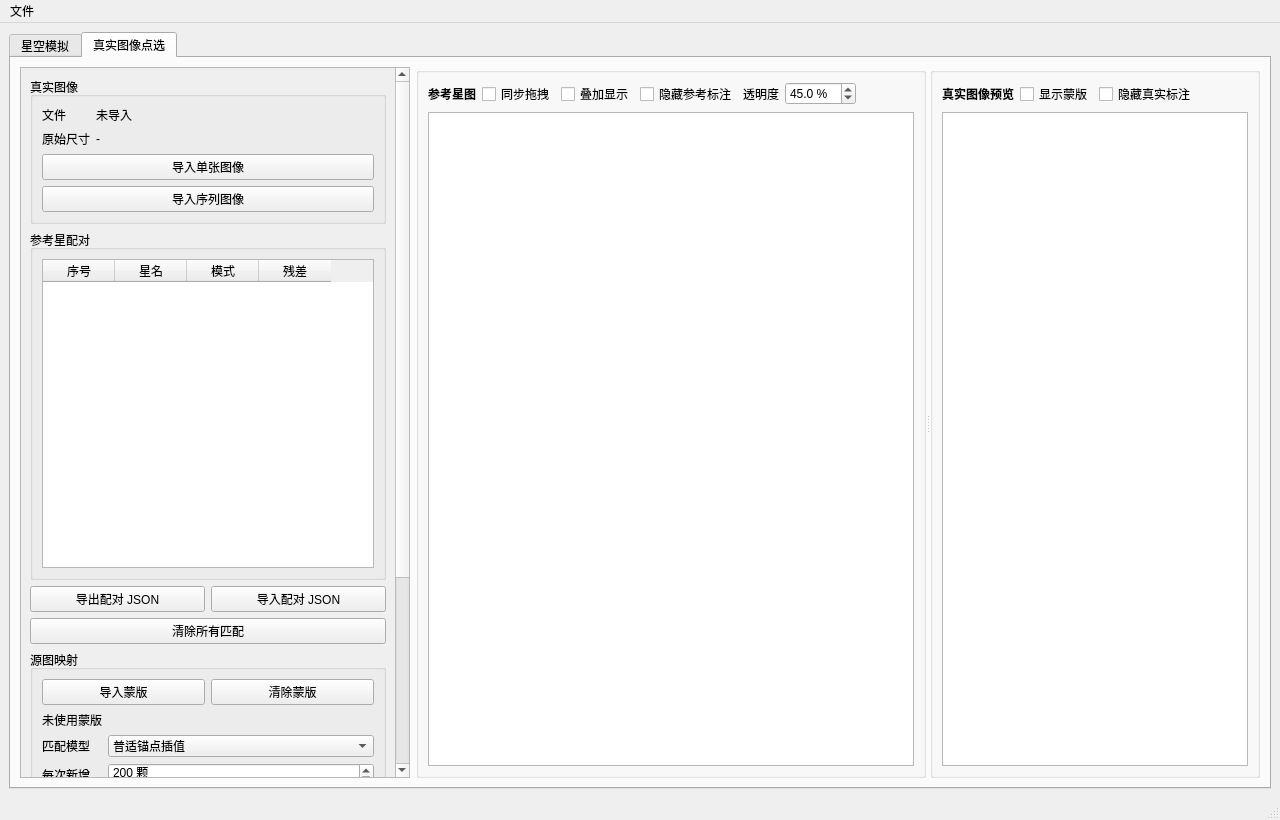
First picture: the form in meteoalign/ui/main_window.ui, repository HG731GZ/HGMeteoTool, before the edit.
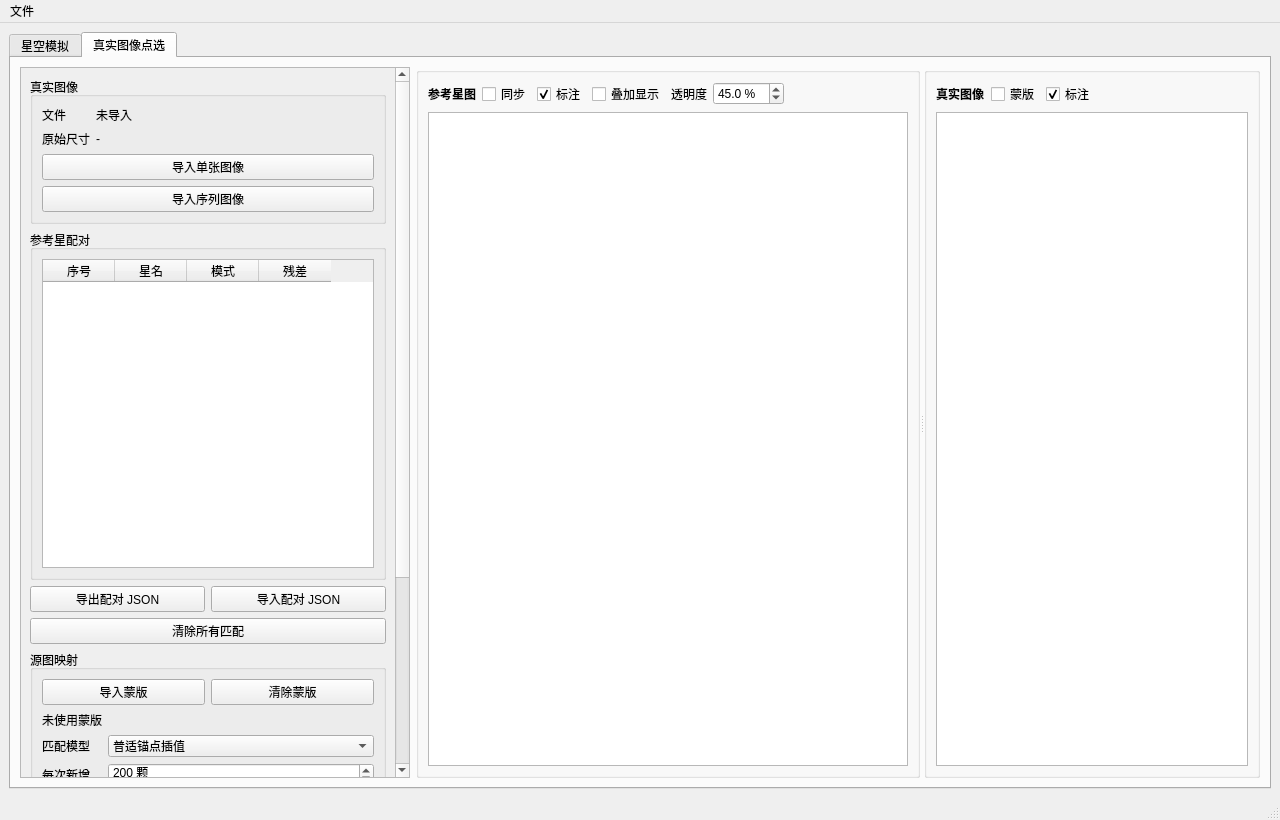
Second picture: the form after the edit. The open tabs and pages were chosen to show the change.

The edit to the form file:
```diff
--- a/meteoalign/ui/main_window.ui
+++ b/meteoalign/ui/main_window.ui
@@ -1103,7 +1103,17 @@
               <item>
                <widget class="QCheckBox" name="checkBoxSyncReferenceAndRealView">
                 <property name="text">
-                 <string>同步拖拽</string>
+                 <string>同步</string>
+                </property>
+               </widget>
+              </item>
+              <item>
+               <widget class="QCheckBox" name="checkBoxHideReferenceAnnotations">
+                <property name="text">
+                 <string>标注</string>
+                </property>
+                <property name="checked">
+                 <bool>true</bool>
                 </property>
                </widget>
               </item>
@@ -1114,13 +1124,6 @@
                 </property>
                </widget>
               </item>
-              <item>
-               <widget class="QCheckBox" name="checkBoxHideReferenceAnnotations">
-                <property name="text">
-                 <string>隐藏参考标注</string>
-                </property>
-               </widget>
-              </item>
               <item>
                <widget class="QLabel" name="labelReferenceOverlayOpacityTitle">
                 <property name="text">
@@ -1205,21 +1208,24 @@
                  </font>
                 </property>
                 <property name="text">
-                 <string>真实图像预览</string>
+                 <string>真实图像</string>
                 </property>
                </widget>
               </item>
               <item>
                <widget class="QCheckBox" name="checkBoxShowSkyMask">
                 <property name="text">
-                 <string>显示蒙版</string>
+                 <string>蒙版</string>
                 </property>
                </widget>
               </item>
               <item>
                <widget class="QCheckBox" name="checkBoxHideRealImageAnnotations">
                 <property name="text">
-                 <string>隐藏真实标注</string>
+                 <string>标注</string>
+                </property>
+                <property name="checked">
+                 <bool>true</bool>
                 </property>
                </widget>
               </item>
```
